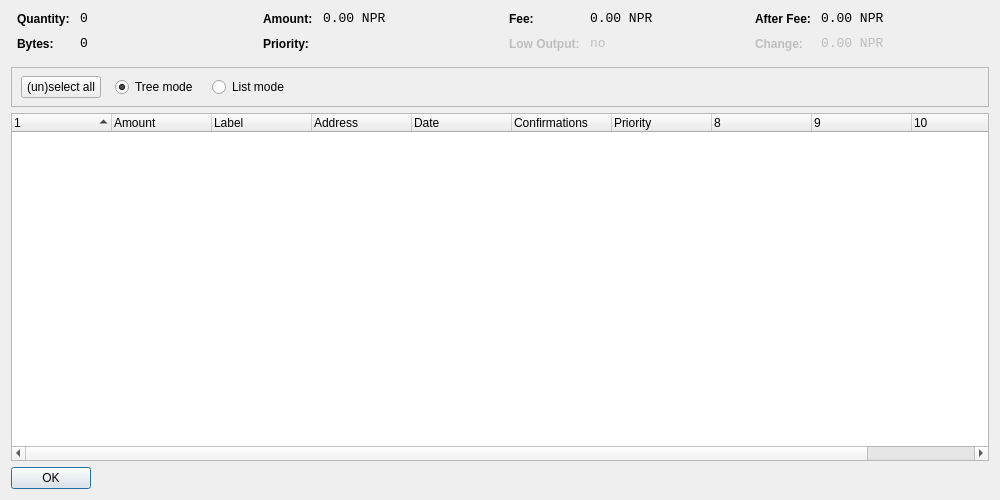
The window that src/qt/forms/coincontroldialog.ui (NPR-COIN-PROJECT/NPR_COIN) describes before a commit, drawn with Qt 5.
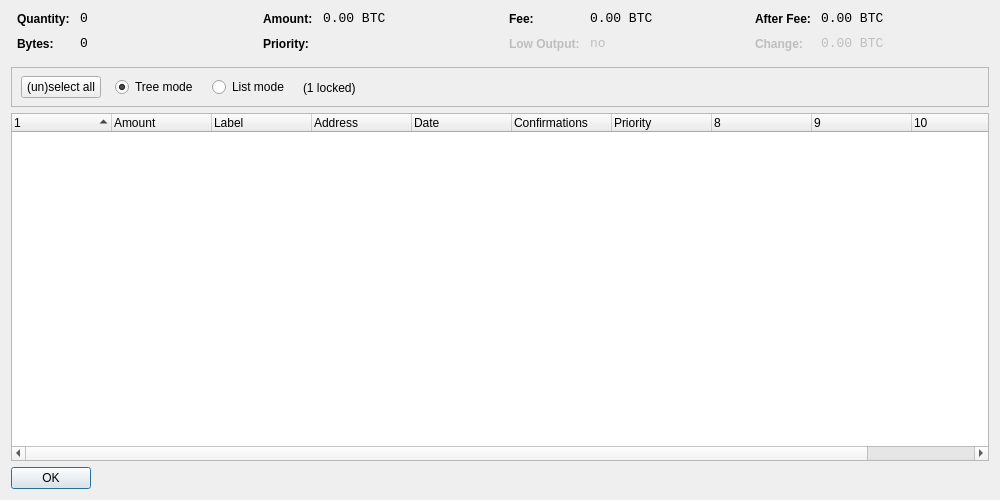
The same window after the commit. Custom widgets are drawn as their Qt base class.

Patch:
```diff
--- a/src/qt/forms/coincontroldialog.ui
+++ b/src/qt/forms/coincontroldialog.ui
@@ -141,7 +141,7 @@
           <enum>Qt::ActionsContextMenu</enum>
          </property>
          <property name="text">
-          <string notr="true">0.00 NPR</string>
+          <string notr="true">0.00 BTC</string>
          </property>
          <property name="textInteractionFlags">
           <set>Qt::LinksAccessibleByMouse|Qt::TextSelectableByKeyboard|Qt::TextSelectableByMouse</set>
@@ -221,7 +221,7 @@
           <enum>Qt::ActionsContextMenu</enum>
          </property>
          <property name="text">
-          <string notr="true">0.00 NPR</string>
+          <string notr="true">0.00 BTC</string>
          </property>
          <property name="textInteractionFlags">
           <set>Qt::LinksAccessibleByMouse|Qt::TextSelectableByKeyboard|Qt::TextSelectableByMouse</set>
@@ -307,7 +307,7 @@
           <enum>Qt::ActionsContextMenu</enum>
          </property>
          <property name="text">
-          <string notr="true">0.00 NPR</string>
+          <string notr="true">0.00 BTC</string>
          </property>
          <property name="textInteractionFlags">
           <set>Qt::LinksAccessibleByMouse|Qt::TextSelectableByKeyboard|Qt::TextSelectableByMouse</set>
@@ -345,7 +345,7 @@
           <enum>Qt::ActionsContextMenu</enum>
          </property>
          <property name="text">
-          <string notr="true">0.00 NPR</string>
+          <string notr="true">0.00 BTC</string>
          </property>
          <property name="textInteractionFlags">
           <set>Qt::LinksAccessibleByMouse|Qt::TextSelectableByKeyboard|Qt::TextSelectableByMouse</set>
@@ -425,6 +425,13 @@
          </property>
         </widget>
        </item>
+       <item>
+        <widget class="QLabel" name="labelLocked">
+         <property name="text">
+          <string>(1 locked)</string>
+         </property>
+        </widget>
+       </item>
        <item>
         <spacer name="horizontalSpacer">
          <property name="orientation">
```
Left out of the diff: 4 changed lines with no effect on the pictures.
